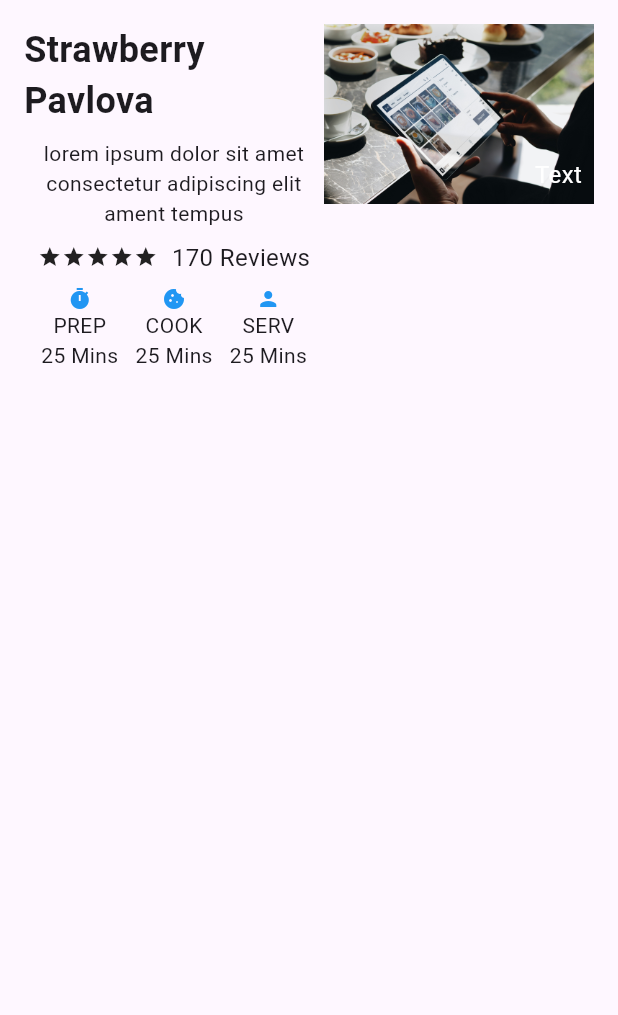
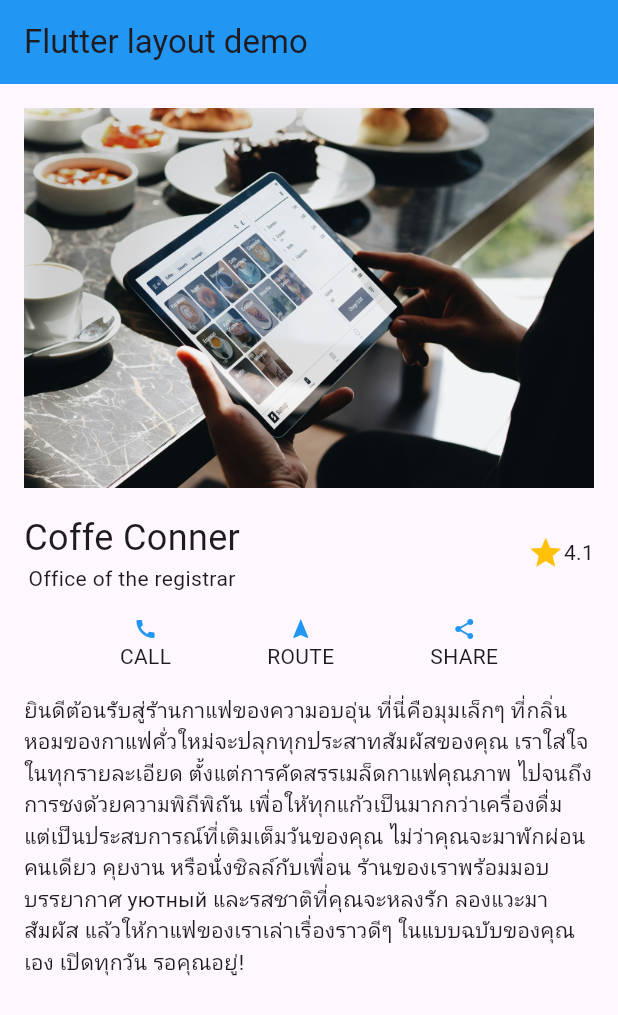
Before and after one commit to taniocom/example_1, a Flutter app: the screen it shows after launch, on a phone screen of 412 x 824 dp. Shown: the top 1015 px of the screen. Run offline on Flutter 3.47's test engine with Material 3 defaults, Android fonts, the phone set to English and light mode, and no system bars.

Commit message:
เพิ่ม example3

```diff
--- a/lib/main.dart
+++ b/lib/main.dart
@@ -1,4 +1,5 @@
 import 'package:example_1/screen/example_2.dart';
+import 'package:example_1/screen/example_3.dart';
 import 'package:example_1/screen/example_screen.dart';
 import 'package:example_1/screen/home_screen.dart';
 import 'package:flutter/material.dart';
@@ -18,7 +19,7 @@ class MyApp extends StatelessWidget {
       theme: ThemeData(
         colorScheme: ColorScheme.fromSeed(seedColor: Colors.deepPurple),
       ),
-      home: const Example2(),
+      home: const Example3(),
     );
   }
 }
--- /dev/null
+++ b/lib/screen/example_3.dart
@@ -0,0 +1,77 @@
+import 'package:flutter/material.dart';
+
+class Example3 extends StatefulWidget {
+  const Example3({super.key});
+
+  @override
+  State<Example3> createState() => _Example3State();
+}
+
+class _Example3State extends State<Example3> {
+  @override
+  Widget build(BuildContext context) {
+    return Scaffold(
+      appBar: AppBar(
+        title: Text('Flutter layout demo'),
+        backgroundColor: Colors.blue,
+      ),
+      body: SingleChildScrollView(
+        child: Padding(
+          padding: const EdgeInsets.all(16.0),
+          child: Column(
+            crossAxisAlignment: CrossAxisAlignment.start,
+            children: [
+              Image(image: AssetImage('assets/images/view.jpg')),
+              SizedBox(height: 16),
+              Row(
+                mainAxisAlignment: MainAxisAlignment.spaceBetween,
+                children: [
+                  Column(
+                    children: [
+                      Text('Coffe Conner', style: TextStyle(fontSize: 24)),
+                      Text('Office of the registrar'),
+                    ],
+                  ),
+                  Row(
+                    children: [
+                      Icon(Icons.star, color: Colors.amber),
+                      Text('4.1'),
+                    ],
+                  ),
+                ],
+              ),
+              SizedBox(height: 16),
+              Row(
+                mainAxisAlignment: MainAxisAlignment.spaceEvenly,
+                children: [
+                  Column(
+                    children: [
+                      Icon(Icons.call, size: 16, color: Colors.blue),
+                      Text('CALL'),
+                    ],
+                  ),
+                  Column(
+                    children: [
+                      Icon(Icons.navigation, size: 16, color: Colors.blue),
+                      Text('ROUTE'),
+                    ],
+                  ),
+                  Column(
+                    children: [
+                      Icon(Icons.share, size: 16, color: Colors.blue),
+                      Text('SHARE'),
+                    ],
+                  ),
+                ],
+              ),
+              SizedBox(height: 16),
+              Text(
+                'ยินดีต้อนรับสู่ร้านกาแฟของความอบอุ่น ที่นี่คือมุมเล็กๆ ที่กลิ่นหอมของกาแฟคั่วใหม่จะปลุกทุกประสาทสัมผัสของคุณ เราใส่ใจในทุกรายละเอียด ตั้งแต่การคัดสรรเมล็ดกาแฟคุณภาพ ไปจนถึงการชงด้วยความพิถีพิถัน เพื่อให้ทุกแก้วเป็นมากกว่าเครื่องดื่ม แต่เป็นประสบการณ์ที่เติมเต็มวันของคุณ ไม่ว่าคุณจะมาพักผ่อนคนเดียว คุยงาน หรือนั่งชิลล์กับเพื่อน ร้านของเราพร้อมมอบบรรยากาศ уютный และรสชาติที่คุณจะหลงรัก ลองแวะมาสัมผัส แล้วให้กาแฟของเราเล่าเรื่องราวดีๆ ในแบบฉบับของคุณเอง เปิดทุกวัน รอคุณอยู่!',
+              ),
+            ],
+          ),
+        ),
+      ),
+    );
+  }
+}
```
